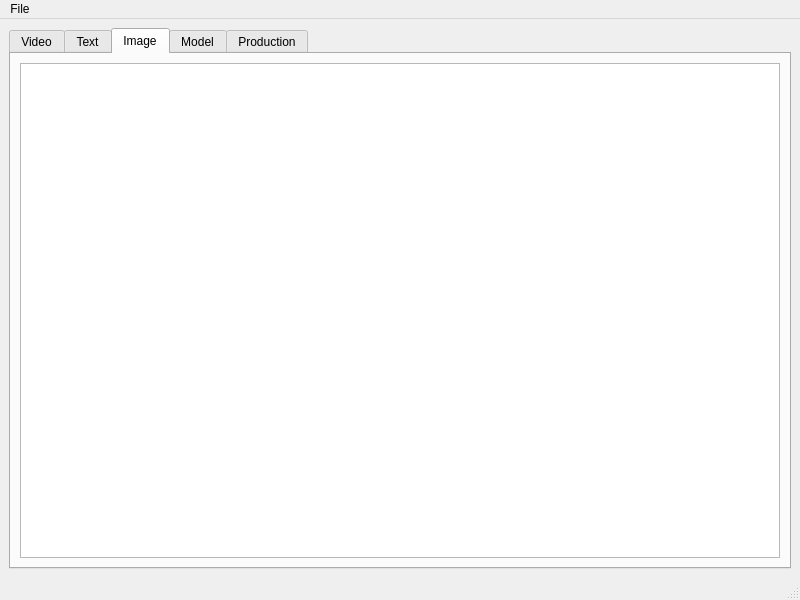
The window that UI/asset_management.ui (HaydenGuy/PyQt_Asset_Management_System) describes before a commit, drawn with Qt 5.
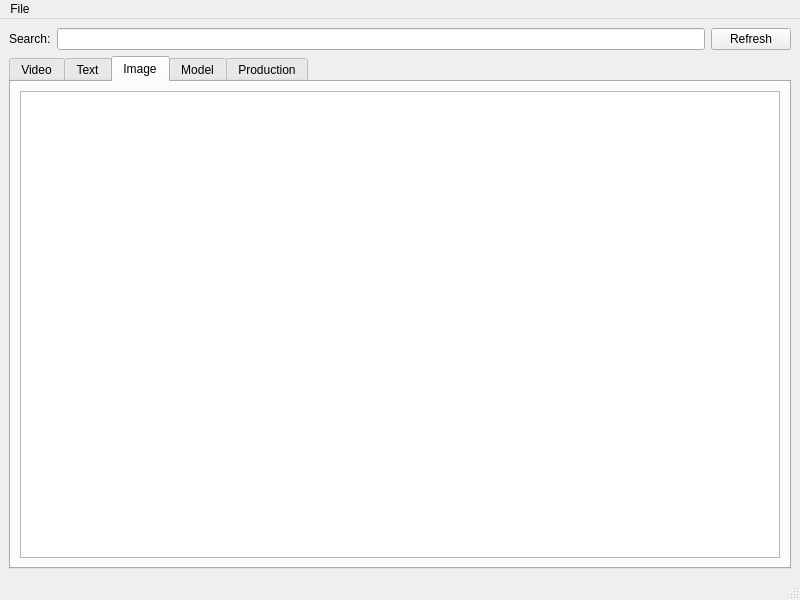
The same window after the commit.

Commit message: Added a searchbar (non functional) and a refresh button to the UI

```diff
--- a/UI/asset_management.ui
+++ b/UI/asset_management.ui
@@ -16,7 +16,31 @@
   <widget class="QWidget" name="centralwidget">
    <layout class="QVBoxLayout" name="verticalLayout_2">
     <item>
-     <layout class="QVBoxLayout" name="verticalLayout">
+     <layout class="QHBoxLayout" name="h_lay_search_refresh">
+      <property name="topMargin">
+       <number>0</number>
+      </property>
+      <item>
+       <widget class="QLabel" name="lb_search">
+        <property name="text">
+         <string>Search:</string>
+        </property>
+       </widget>
+      </item>
+      <item>
+       <widget class="QLineEdit" name="le_searchbar"/>
+      </item>
+      <item>
+       <widget class="QPushButton" name="pb_refresh">
+        <property name="text">
+         <string>Refresh</string>
+        </property>
+       </widget>
+      </item>
+     </layout>
+    </item>
+    <item>
+     <layout class="QVBoxLayout" name="v_lay_tabs">
       <item>
        <widget class="QTabWidget" name="tabWidget">
         <property name="currentIndex">
```
The commit also changes 3 other files.
